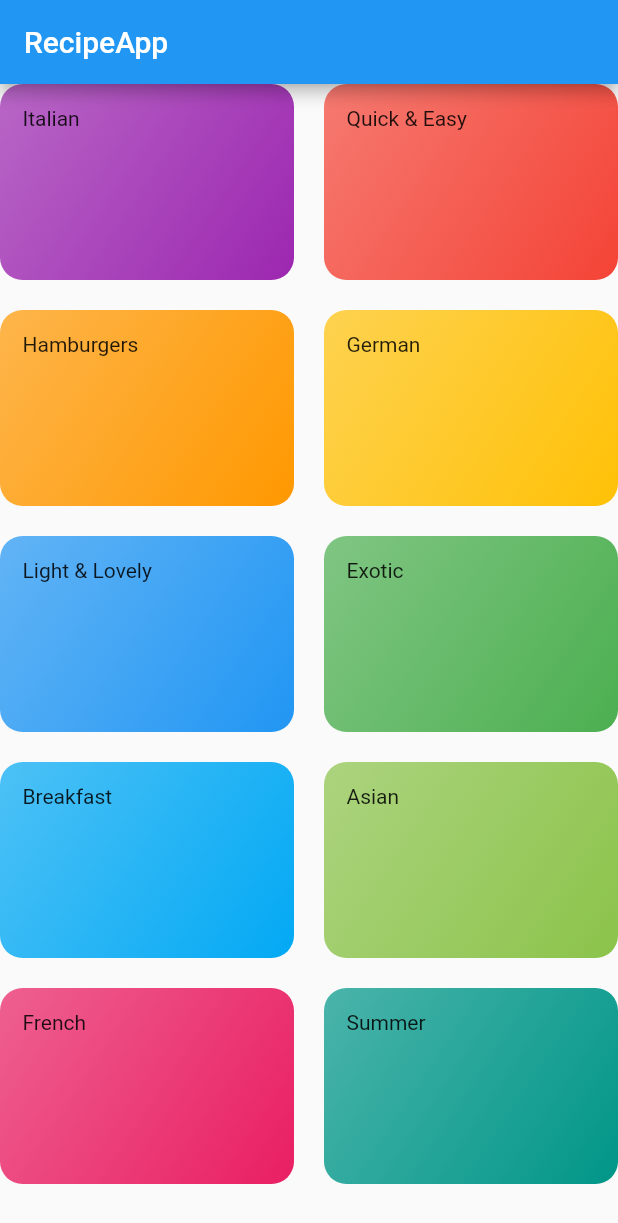
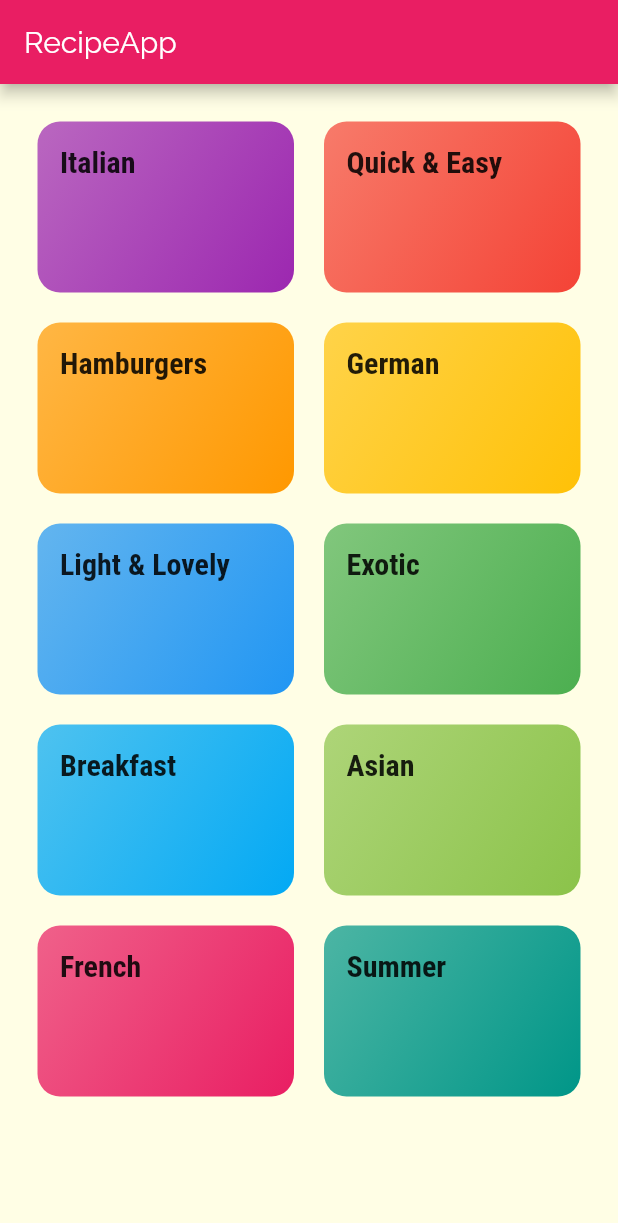
Before and after one commit to Mark-DSouza/RecipeApp, a Flutter app: the screen it shows after launch, on a phone screen of 412 x 824 dp. Shown: the top 1223 px of the screen. Run offline on Flutter 3.47's test engine with Material 2 defaults, Android fonts, the phone set to English and light mode, and no system bars.

Commit message:
Add styling for CategoryScreen page and global Theme for app

```diff
--- a/lib/categories_screen.dart
+++ b/lib/categories_screen.dart
@@ -14,6 +14,7 @@ class CategoryScreen extends StatelessWidget {
 
         ),
         body: GridView(
+          padding: EdgeInsets.all(25),
           children: DUMMY_CATEGORIES
               .map(
                 (catData) => CategoryItem(
--- a/lib/category_item.dart
+++ b/lib/category_item.dart
@@ -10,7 +10,10 @@ class CategoryItem extends StatelessWidget {
   Widget build(BuildContext context) {
     return Container(
       padding: const EdgeInsets.all(15),
-      child: Text(title),
+      child: Text(
+        title,
+        style: Theme.of(context).textTheme.headline6,
+      ),
       decoration: BoxDecoration(
         gradient: LinearGradient(
           colors: [color.withOpacity(0.7), color],
--- a/lib/main.dart
+++ b/lib/main.dart
@@ -1,6 +1,7 @@
 import 'package:flutter/material.dart';
 
 import './categories_screen.dart';
+
 void main() {
   runApp(MyApp());
 }
@@ -11,7 +12,19 @@ class MyApp extends StatelessWidget {
     return MaterialApp(
       title: 'RecipeApp',
       theme: ThemeData(
-        primarySwatch: Colors.blue,
+        primarySwatch: Colors.pink,
+        accentColor: Colors.amber,
+        canvasColor: Color.fromRGBO(255, 254, 229, 1),
+        fontFamily: 'Raleway',
+        textTheme: ThemeData.light().textTheme.copyWith(
+              bodyText2: TextStyle(
+                color: Color.fromRGBO(20, 51, 51, 1),
+              ),
+              bodyText1: TextStyle(
+                color: Color.fromRGBO(20, 51, 51, 1),
+              ),
+              headline6: TextStyle(fontSize: 20, fontFamily: 'RobotoCondensed', fontWeight: FontWeight.bold,),
+            ),
       ),
       home: CategoryScreen(),
     );
```
Also changed, not shown: pubspec.yaml (+17 -11 lines), assets/fonts/Raleway-Black.ttf (added), assets/fonts/Raleway-Bold.ttf (added), assets/fonts/Raleway-Regular.ttf (added), assets/fonts/RobotoCondensed-Bold.ttf (added), assets/fonts/RobotoCondensed-Italic.ttf (added), assets/fonts/RobotoCondensed-Light.ttf (added), assets/fonts/RobotoCondensed-Regular.ttf (added).
